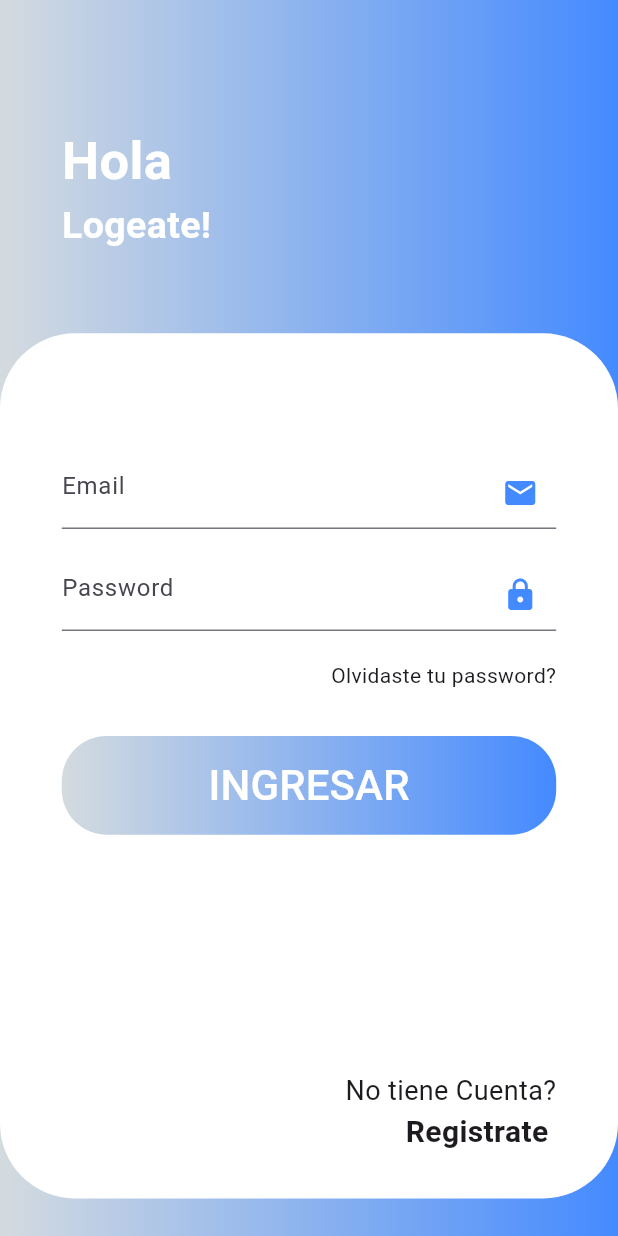
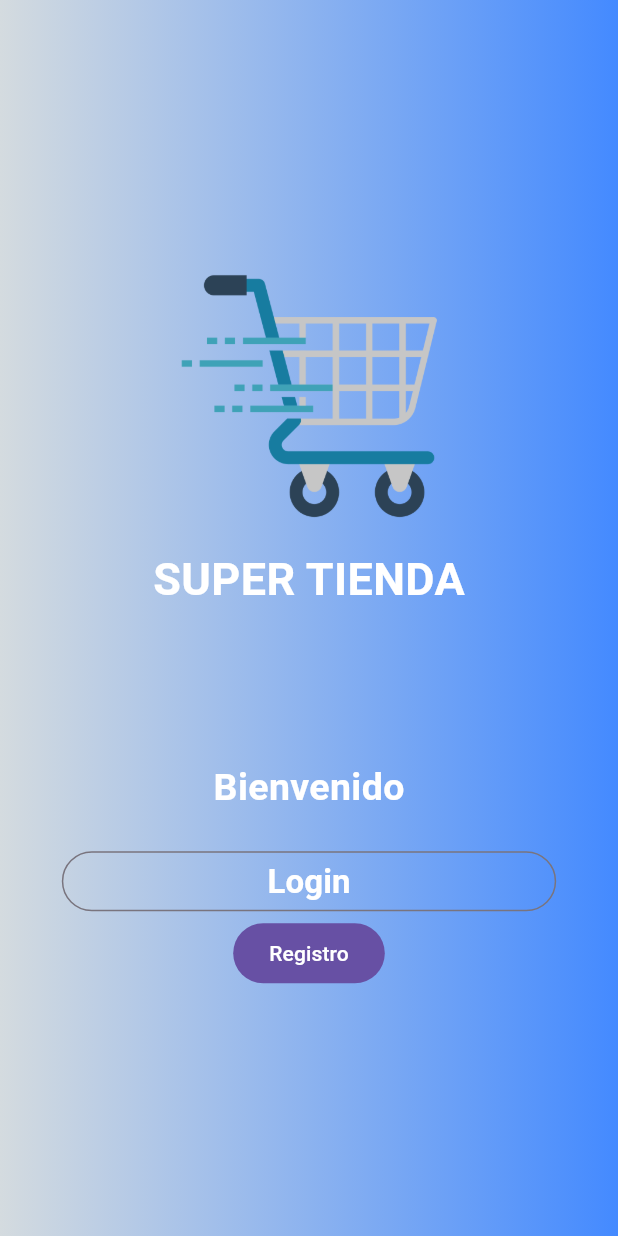
Before and after one commit to yderfre78/ecconomerce, a Flutter app: the screen it shows after launch, on a phone screen of 412 x 824 dp. Run offline on Flutter 3.47's test engine with Material 3 defaults, Android fonts, the phone set to English and light mode, and no system bars; our stand-ins replace go_router.

Commit message:
feat(routes): add page

```diff
--- a/lib/main.dart
+++ b/lib/main.dart
@@ -1,4 +1,8 @@
+
+
 import 'package:flutter/material.dart';
+
+import 'src/views/pages/auth/config/router/app_router.dart';
 
 void main() => runApp(const MyApp());
 
@@ -7,144 +11,12 @@ class MyApp extends StatelessWidget {
 
   @override
   Widget build(BuildContext context) {
-    return MaterialApp(
+    return MaterialApp.router(
       debugShowCheckedModeBanner: false,
+      theme: ThemeData(useMaterial3: true),
       title: 'Material App',
-      home: Scaffold(
-        body: Container(
-          width: MediaQuery.of(context).size.width,
-          height: MediaQuery.of(context).size.height,
-          decoration: const BoxDecoration(
-            gradient: LinearGradient(
-              colors: [Color.fromARGB(255, 212, 219, 223), Colors.blueAccent],
-            ),
-          ),
-
-          child: Column(
-            crossAxisAlignment: CrossAxisAlignment.center,
-            children: [
-              Container(
-                alignment: Alignment.centerLeft,
-                margin: EdgeInsets.only(
-                  top: MediaQuery.of(context).size.height * 0.1,
-                  left: MediaQuery.of(context).size.width * 0.1,
-                ),
-                child: Text(
-                  'Hola',
-                  style: TextStyle(
-                    fontSize: 35,
-                    fontWeight: FontWeight.bold,
-                    color: Colors.white,
-                  ),
-                ),
-              ),
-              Container(
-                alignment: Alignment.centerLeft,
-                margin: EdgeInsets.only(
-                  left: MediaQuery.of(context).size.width * 0.1,
-                ),
-                child: Text(
-                  'Logeate!',
-                  style: TextStyle(
-                    fontSize: 25,
-                    fontWeight: FontWeight.bold,
-                    color: Colors.white,
-
-                  ),
-                ),
-              ),
-
-              Spacer(),
-              Container(
-                margin: EdgeInsets.only(bottom: 25),
-                padding: EdgeInsets.only(
-                  top: MediaQuery.of(context).size.height * 0.1,
-                  left: MediaQuery.of(context).size.width * 0.1,
-                  right: MediaQuery.of(context).size.width * 0.1,
-                ),
-                height: MediaQuery.of(context).size.height * 0.7,
-                decoration: BoxDecoration(
-                  color: Colors.white,
-                  borderRadius: BorderRadius.circular(50),
-                ),
-                child: Column(
-                  children: [
-                    TextFormField(
-
-                      decoration: InputDecoration(
-                        hintText: 'Email',
-                        suffixIcon: Icon(Icons.email,
-                        color: Colors.blueAccent,
-                        ),
-                      ),
-                    ),
-                    SizedBox(height: 20),
-                    TextFormField(
-                      decoration: InputDecoration(
-                        hintText: 'Password',
-
-                        suffixIcon: Icon(Icons.lock,
-                         color: Colors.blueAccent,
-                        ),
-
-                      ),
-                      obscureText: true,
-                    ),
-                    Container(
-                      margin: EdgeInsets.only(top: 20),
-                      alignment: Alignment.centerRight,
-                      child: Text('Olvidaste tu password?'),
-                    ),
-                    Container(
-                      height: MediaQuery.of(context).size.height * 0.08,
-                      width: MediaQuery.of(context).size.width * 0.8,
-                      margin: EdgeInsets.only(top: 30),
-                      decoration: BoxDecoration(
-                        gradient: LinearGradient(
-                          colors: [
-                            Color.fromARGB(255, 212, 219, 223),
-                            Colors.blueAccent,
-                          ],
-                        ),
-                        borderRadius: BorderRadius.circular(30),
-                      ),
-                      child: FilledButton(
-                        onPressed: () {},
-                        style: FilledButton.styleFrom(
-                          backgroundColor: Colors.transparent,
-                        ),
-                        child: const Text(
-                          'INGRESAR',
-                          style: TextStyle(fontSize: 28),
-                        ),
-                      ),
-                    ),
-                    Spacer(),
-                    Container(
-                      alignment: Alignment.centerRight,
-                      child: Text(
-                        'No tiene Cuenta?',
-                        style: TextStyle(fontSize: 18),
-                      ),
-                    ),
-                    Container(
-                      alignment: Alignment.centerRight,
-                      margin: EdgeInsets.only(bottom: 30),
-                      child: Text(
-                        'Registrate ',
-                        style: TextStyle(
-                          fontSize: 20,
-                          fontWeight: FontWeight.bold,
-                        ),
-                      ),
-                    ),
-                  ],
-                ),
-              ),
-            ],
-          ),
-        ),
-      ),
+      routerConfig: appRouter,
+      //  LoginPage()
     );
   }
 }
--- /dev/null
+++ b/lib/src/views/pages/auth/config/router/app_router.dart
@@ -0,0 +1,12 @@
+import 'package:ecconomerce/src/views/pages/auth/login/login_page.dart';
+import 'package:go_router/go_router.dart';
+
+import '../../home/home_page.dart';
+
+final GoRouter appRouter = GoRouter(
+  initialLocation: '/',
+  routes: [
+    GoRoute(path: '/', builder: (context, state) => const HomePage()),
+    GoRoute(path: '/login', builder: (context, state) => const LoginPage()),
+  ],
+);
--- /dev/null
+++ b/lib/src/views/pages/auth/home/home_page.dart
@@ -0,0 +1,68 @@
+import 'package:flutter/material.dart';
+import 'package:go_router/go_router.dart';
+
+class HomePage extends StatelessWidget {
+  const HomePage({super.key});
+
+  @override
+  Widget build(BuildContext context) {
+    return Scaffold(
+      body: Container(
+        width: MediaQuery.of(context).size.width,
+        height: MediaQuery.of(context).size.height,
+        decoration: const BoxDecoration(
+          gradient: LinearGradient(
+            colors: [Color.fromARGB(255, 212, 219, 223), Colors.blueAccent],
+          ),
+        ),
+
+        child: Column(
+          mainAxisAlignment: MainAxisAlignment.center,
+          crossAxisAlignment: CrossAxisAlignment.center,
+          children: [
+            Image.asset(
+              'assets/img/carrito.png',
+              width: 200,
+              height: 200,
+              fit: BoxFit.cover,
+            ),
+            const Text('SUPER TIENDA',
+            style: TextStyle(
+              fontSize: 30,
+              color: Colors.white,
+              fontWeight: FontWeight.bold,
+            ),
+            ),
+            const SizedBox(height: 100),
+
+                 const Text('Bienvenido',
+            style: TextStyle(
+              fontSize: 25,
+              color: Colors.white,
+              fontWeight: FontWeight.bold,
+            ),
+            ),
+            const SizedBox(height: 20),
+
+            Container(
+              width: MediaQuery.of(context).size.width * 0.8,
+
+              child: OutlinedButton(
+                onPressed: () {
+                  context.go('/login');
+                },
+                child: const Text('Login',
+                style: TextStyle(
+                  fontSize: 22,
+                  color: Colors.white,
+                  fontWeight: FontWeight.bold),
+                ),
+              ),
+            ),
+            FilledButton(onPressed: () {}, child: Text('Registro')),
+          ],
+        ),
+      ),
+    );
+  }
+}
--- a/pubspec.yaml
+++ b/pubspec.yaml
@@ -34,6 +34,7 @@ dependencies:
   # The following adds the Cupertino Icons font to your application.
   # Use with the CupertinoIcons class for iOS style icons.
   cupertino_icons: ^1.0.8
+  go_router: ^17.1.0
 
 dev_dependencies:
   flutter_test:
@@ -56,6 +57,9 @@ flutter:
   # included with your application, so that you can use the icons in
   # the material Icons class.
   uses-material-design: true
+  assets:
+    - assets/img/
+
 
   # To add assets to your application, add an assets section, like this:
   # assets:
```
Also changed, not shown: lib/src/views/pages/auth/login/login_page.dart (added, +137 -0 lines), assets/img/carrito.png (added), lib/src/views/pages/auth/login/LoginPage.dart (deleted), pubspec.lock.
